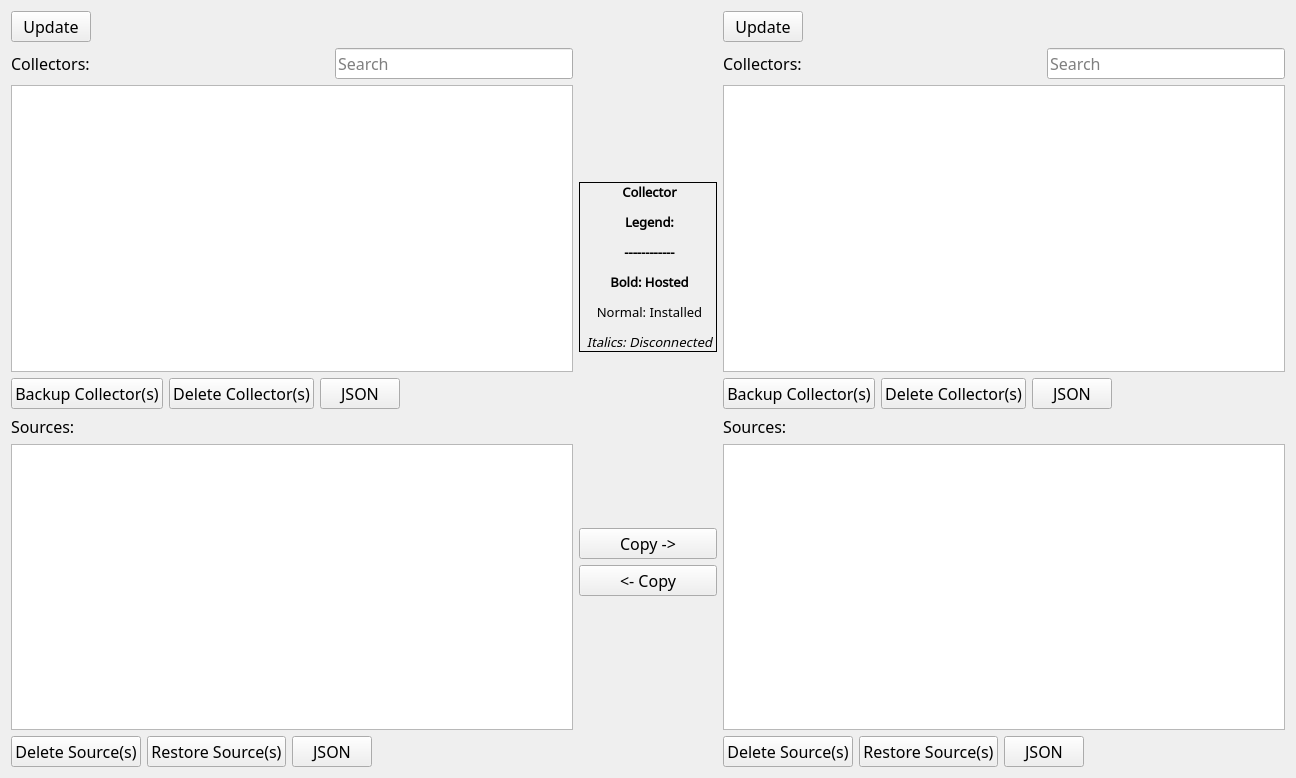
Qt form data/collector.ui (SumoLogic/sumologictoolbox) before a commit.
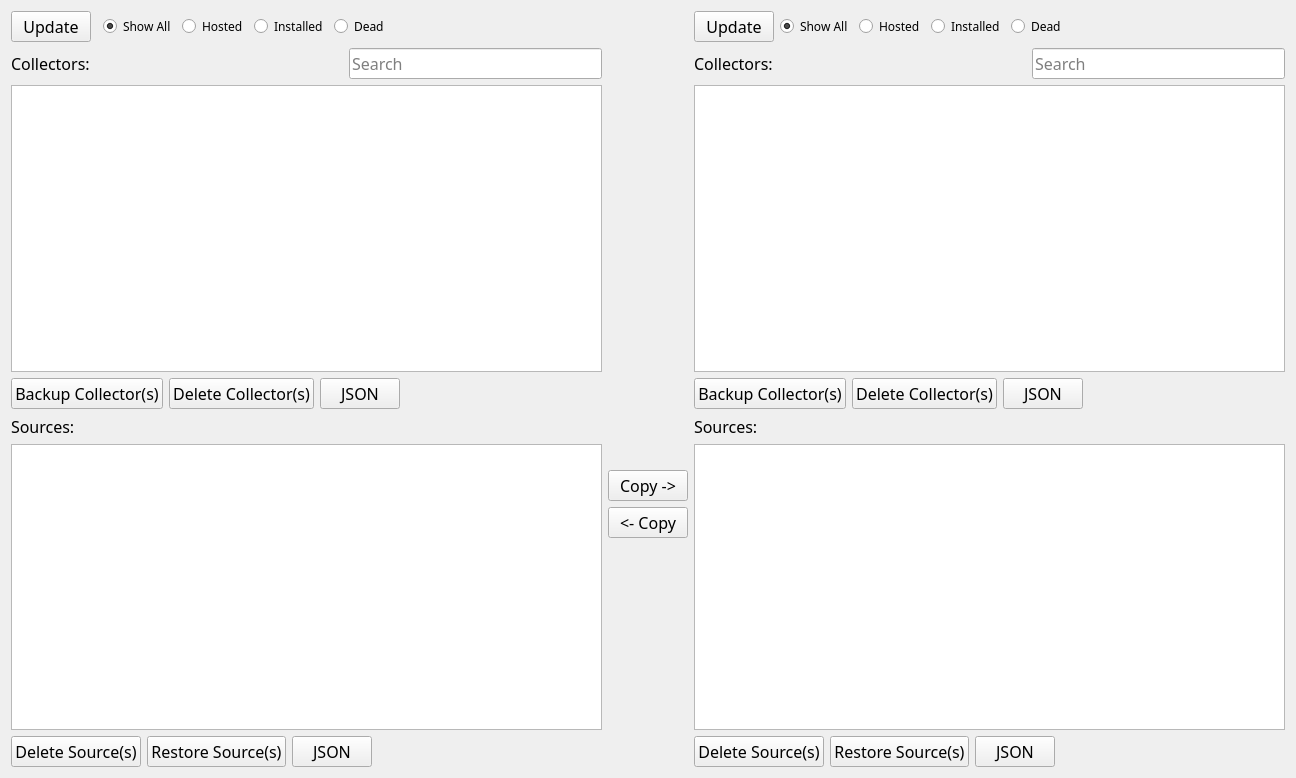
The same form after that commit.

What changed in the file:
```diff
--- a/data/collector.ui
+++ b/data/collector.ui
@@ -37,6 +37,79 @@
          </property>
         </widget>
        </item>
+       <item>
+        <widget class="QFrame" name="frame">
+         <property name="frameShape">
+          <enum>QFrame::StyledPanel</enum>
+         </property>
+         <property name="frameShadow">
+          <enum>QFrame::Raised</enum>
+         </property>
+        </widget>
+       </item>
+       <item>
+        <widget class="QRadioButton" name="radioButtonFilterAllLeft">
+         <property name="font">
+          <font>
+           <family>Waree</family>
+          </font>
+         </property>
+         <property name="text">
+          <string>Show All</string>
+         </property>
+         <property name="checked">
+          <bool>true</bool>
+         </property>
+         <attribute name="buttonGroup">
+          <string notr="true">buttonGroupFilterLeft</string>
+         </attribute>
+        </widget>
+       </item>
+       <item>
+        <widget class="QRadioButton" name="radioButtonFilterHostedLeft">
+         <property name="font">
+          <font>
+           <family>Waree</family>
+          </font>
+         </property>
+         <property name="text">
+          <string>Hosted</string>
+         </property>
+         <attribute name="buttonGroup">
+          <string notr="true">buttonGroupFilterLeft</string>
+         </attribute>
+        </widget>
+       </item>
+       <item>
+        <widget class="QRadioButton" name="radioButtonFilterInstalledLeft">
+         <property name="font">
+          <font>
+           <family>Waree</family>
+          </font>
+         </property>
+         <property name="text">
+          <string>Installed</string>
+         </property>
+         <attribute name="buttonGroup">
+          <string notr="true">buttonGroupFilterLeft</string>
+         </attribute>
+        </widget>
+       </item>
+       <item>
+        <widget class="QRadioButton" name="radioButtonFilterDeadLeft">
+         <property name="font">
+          <font>
+           <family>Waree</family>
+          </font>
+         </property>
+         <property name="text">
+          <string>Dead</string>
+         </property>
+         <attribute name="buttonGroup">
+          <string notr="true">buttonGroupFilterLeft</string>
+         </attribute>
+        </widget>
+       </item>
        <item>
         <spacer name="horizontalSpacer">
          <property name="orientation">
@@ -325,30 +398,6 @@
        </property>
       </spacer>
      </item>
-     <item>
-      <widget class="QLabel" name="labelCollectorLegend">
-       <property name="sizePolicy">
-        <sizepolicy hsizetype="Fixed" vsizetype="Fixed">
-         <horstretch>0</horstretch>
-         <verstretch>0</verstretch>
-        </sizepolicy>
-       </property>
-       <property name="font">
-        <font>
-         <family>Noto Sans Gothic</family>
-         <pointsize>10</pointsize>
-         <weight>75</weight>
-         <bold>true</bold>
-        </font>
-       </property>
-       <property name="frameShape">
-        <enum>QFrame::Box</enum>
-       </property>
-       <property name="text">
-        <string>&lt;html&gt;&lt;head/&gt;&lt;body&gt;&lt;p align=&quot;center&quot;&gt;Collector&lt;/p&gt;&lt;p align=&quot;center&quot;&gt;Legend:&lt;/p&gt;&lt;p align=&quot;center&quot;&gt;------------&lt;/p&gt;&lt;p align=&quot;center&quot;&gt;Bold: Hosted&lt;/p&gt;&lt;p align=&quot;center&quot;&gt;&lt;span style=&quot; font-weight:400;&quot;&gt;Normal: Installed&lt;/span&gt;&lt;/p&gt;&lt;p align=&quot;center&quot;&gt;&lt;span style=&quot; font-weight:400; font-style:italic;&quot;&gt;Italics: Disconnected&lt;/span&gt;&lt;/p&gt;&lt;/body&gt;&lt;/html&gt;</string>
-       </property>
-      </widget>
-     </item>
      <item>
       <spacer name="verticalSpacer_6">
        <property name="orientation">
@@ -438,6 +487,69 @@
          </property>
         </widget>
        </item>
+       <item>
+        <widget class="QRadioButton" name="radioButtonFilterAllRight">
+         <property name="font">
+          <font>
+           <family>Waree</family>
+          </font>
+         </property>
+         <property name="text">
+          <string>Show All</string>
+         </property>
+         <property name="checked">
+          <bool>true</bool>
+         </property>
+         <attribute name="buttonGroup">
+          <string notr="true">buttonGroupFilterRight</string>
+         </attribute>
+        </widget>
+       </item>
+       <item>
+        <widget class="QRadioButton" name="radioButtonFilterHostedRight">
+         <property name="font">
+          <font>
+           <family>Waree</family>
+          </font>
+         </property>
+         <property name="text">
+          <string>Hosted</string>
+         </property>
+         <attribute name="buttonGroup">
+          <string notr="true">buttonGroupFilterRight</string>
+         </attribute>
+        </widget>
+       </item>
+       <item>
+        <widget class="QRadioButton" name="radioButtonFilterInstalledRight">
+         <property name="font">
+          <font>
+           <family>Waree</family>
+          </font>
+         </property>
+         <property name="text">
+          <string>Installed</string>
+         </property>
+         <attribute name="buttonGroup">
+          <string notr="true">buttonGroupFilterRight</string>
+         </attribute>
+        </widget>
+       </item>
+       <item>
+        <widget class="QRadioButton" name="radioButtonFilterDeadRight">
+         <property name="font">
+          <font>
+           <family>Waree</family>
+          </font>
+         </property>
+         <property name="text">
+          <string>Dead</string>
+         </property>
+         <attribute name="buttonGroup">
+          <string notr="true">buttonGroupFilterRight</string>
+         </attribute>
+        </widget>
+       </item>
        <item>
         <spacer name="horizontalSpacer_2">
          <property name="orientation">
```
Left out of the diff: 4 changed lines with no effect on the pictures.
